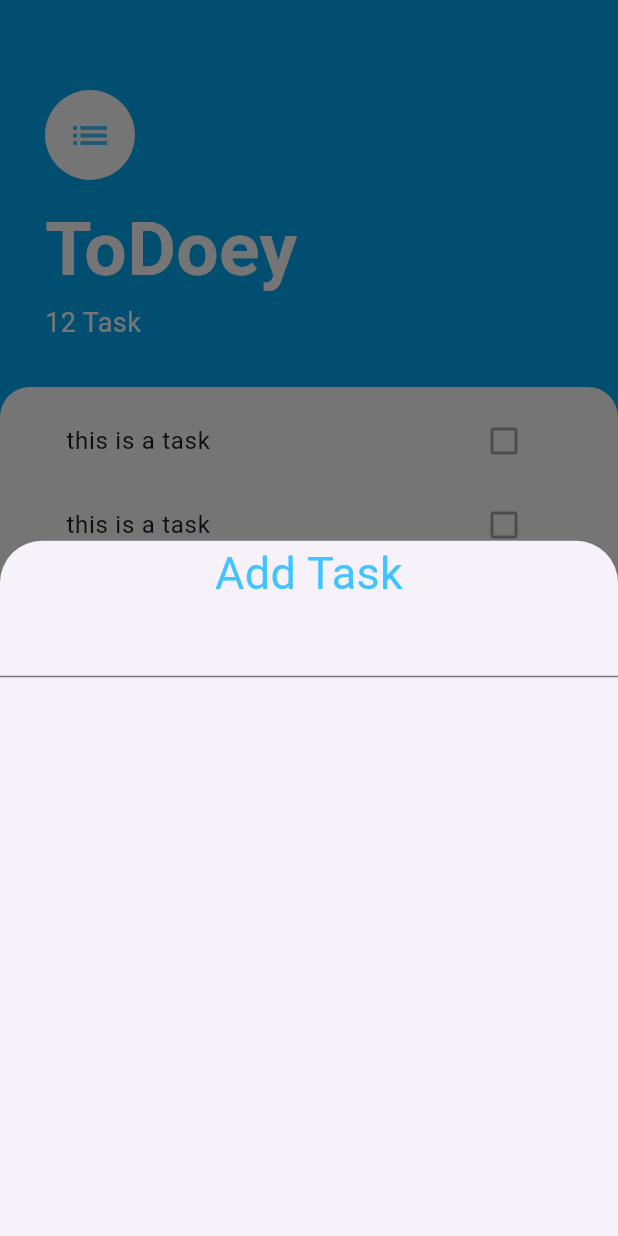
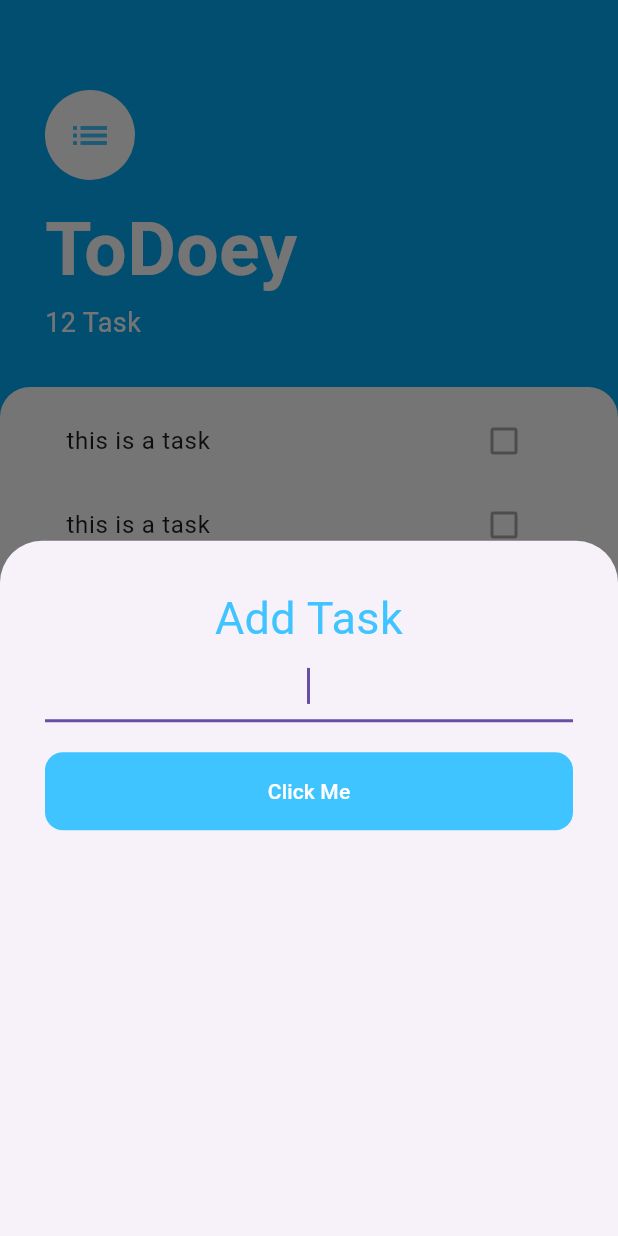
Before and after one commit to bsanderson1981/section16, a Flutter app: the screen it shows after launch, after a tap on the "add" icon, on a phone screen of 412 x 824 dp. Run offline on Flutter 3.47's test engine with Material 3 defaults, Android fonts, the phone set to English and light mode, and no system bars.

Commit message:
finished   section16  198

```diff
--- a/lib/main.dart
+++ b/lib/main.dart
@@ -1,7 +1,7 @@
 import 'package:flutter/material.dart';
 import 'package:provider/provider.dart';
 import 'package:section16/screens/tasks_screen.dart';
-//test4
+//finished 198
 void main() => runApp(MyApp());
 
 class MyApp extends StatelessWidget {
--- a/lib/screens/add_task_screen.dart
+++ b/lib/screens/add_task_screen.dart
@@ -6,14 +6,41 @@ class AddTaskScreen extends StatelessWidget {
   @override
   Widget build(BuildContext context) {
     return Container(
+
+      padding: EdgeInsets.all(30.0),
       child: Column(
+
+        crossAxisAlignment: CrossAxisAlignment.stretch,
         children: [
           Text('Add Task',
+          textAlign: TextAlign.center,
       style: TextStyle(
         fontSize: 30.0,
         color: Colors.lightBlueAccent,
       ),),
-          TextField(),
+          TextField(
+            textAlign: TextAlign.center,
+            autofocus: true,
+          ),
+          SizedBox(height: 20),
+          TextButton(
+            onPressed: () {
+              print("Pressed");
+            },
+            style: TextButton.styleFrom(
+              backgroundColor: Colors.lightBlueAccent,       // button background
+              foregroundColor: Colors.white,
+              padding: EdgeInsets.symmetric(
+                horizontal: 32,  // more left/right space
+                vertical: 16,    // more top/bottom space
+              ),
+              //minimumSize: Size(250, 50),         // ensures button has a minimum size
+              shape: RoundedRectangleBorder(
+                borderRadius: BorderRadius.circular(12), // rounded corners
+              ),// text & icon color
+            ),
+            child: Text("Click Me"),
+          )
 
         ],
       ),
```
